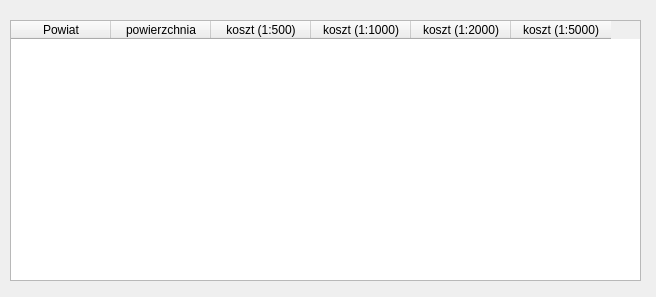
The window that cost_table.ui (GrzWar/Koszt_mapy_zasadniczej) describes before a commit, drawn with Qt 5.
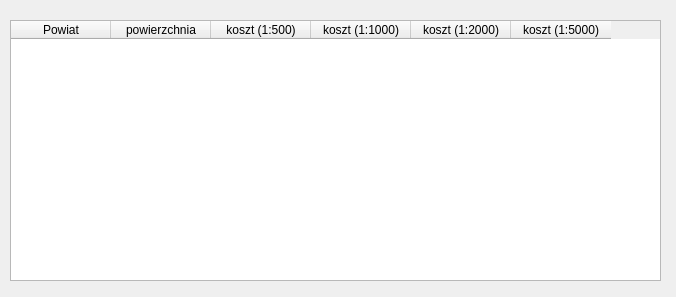
The same window after the commit.

The edit to the form file:
```diff
--- a/cost_table.ui
+++ b/cost_table.ui
@@ -6,7 +6,7 @@
    <rect>
     <x>0</x>
     <y>0</y>
-    <width>656</width>
+    <width>676</width>
     <height>297</height>
    </rect>
   </property>
@@ -18,7 +18,7 @@
     <rect>
      <x>10</x>
      <y>20</y>
-     <width>631</width>
+     <width>651</width>
      <height>261</height>
     </rect>
    </property>
```
